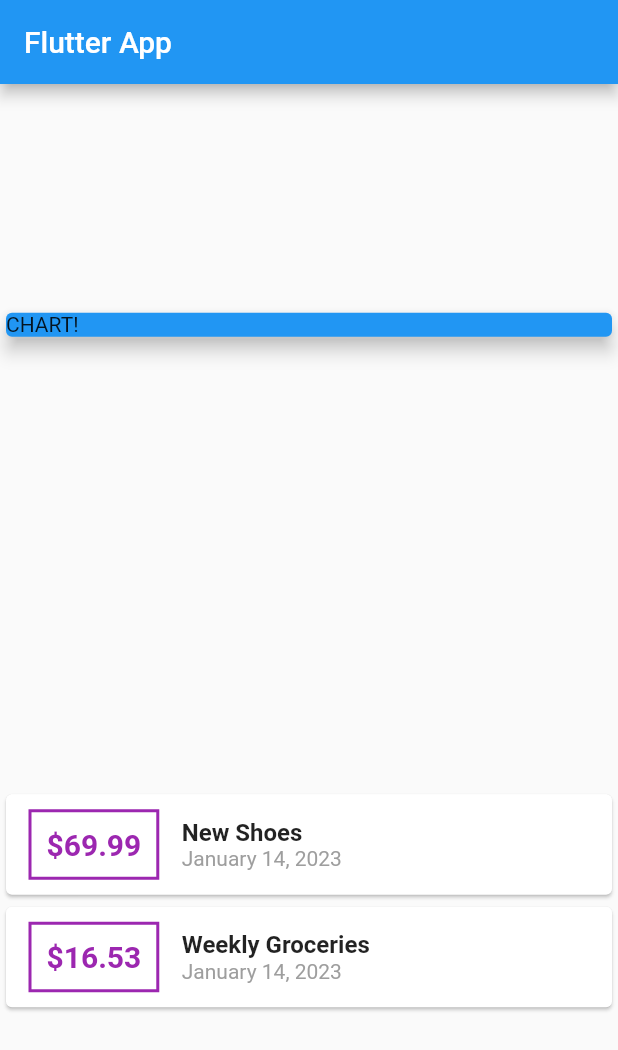
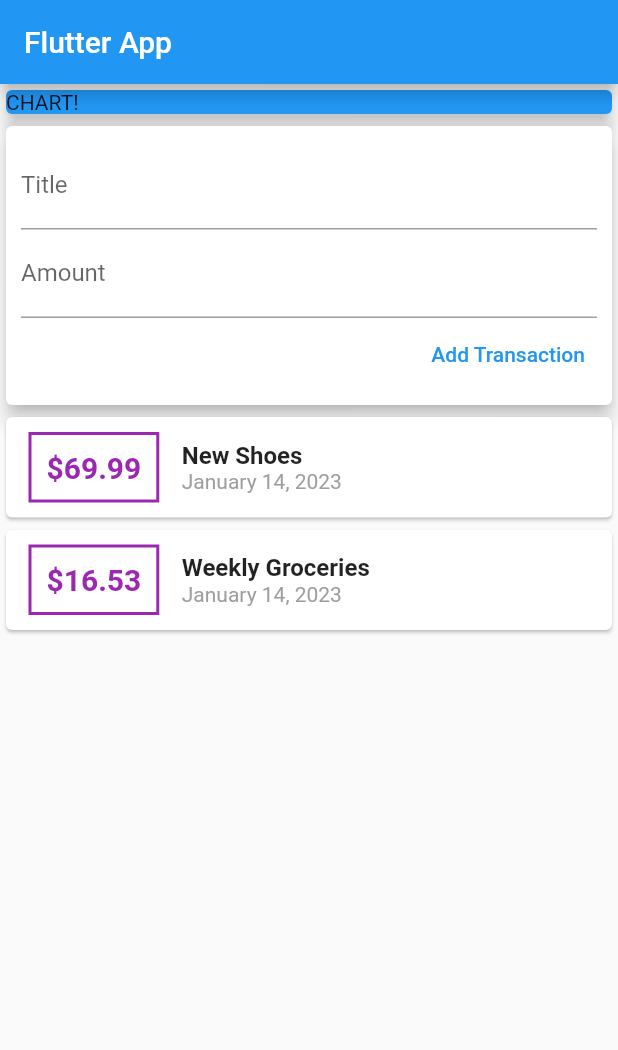
Before and after one commit to harusys/udemy, a Flutter app: the screen it shows after launch, on a phone screen of 412 x 824 dp. Shown: the top 1050 px of the screen. Run offline on Flutter 3.47's test engine with Material 2 defaults, Android fonts, the phone set to English and light mode, and no system bars.

Commit message:
section4-x: Adding Text Input Widgets (TextField)

```diff
--- a/expenses_app/lib/main.dart
+++ b/expenses_app/lib/main.dart
@@ -38,7 +38,7 @@ class MyHomePage extends StatelessWidget {
         title: Text('Flutter App'),
       ),
       body: Column(
-        mainAxisAlignment: MainAxisAlignment.spaceAround,
+        // mainAxisAlignment: MainAxisAlignment.spaceAround,
         crossAxisAlignment: CrossAxisAlignment.stretch,
         children: <Widget>[
           Container(
@@ -47,6 +47,29 @@ class MyHomePage extends StatelessWidget {
               color: Colors.blue,
               child: Text('CHART!'),
               elevation: 5,
+            ),
+          ),
+          Card(
+            // Card はマージンしか定義できないため、パディングを使うために Contianer を挟む
+            elevation: 5,
+            child: Container(
+              padding: EdgeInsets.all(10),
+              child: Column(
+                crossAxisAlignment: CrossAxisAlignment.end,
+                // 入力フォームを作る
+                children: <Widget>[
+                  TextField(
+                    decoration: InputDecoration(labelText: 'Title'),
+                  ),
+                  TextField(
+                    decoration: InputDecoration(labelText: 'Amount'),
+                  ),
+                  TextButton(
+                    child: Text('Add Transaction'),
+                    onPressed: () {},
+                  ),
+                ],
+              ),
             ),
           ),
           Column(
```
